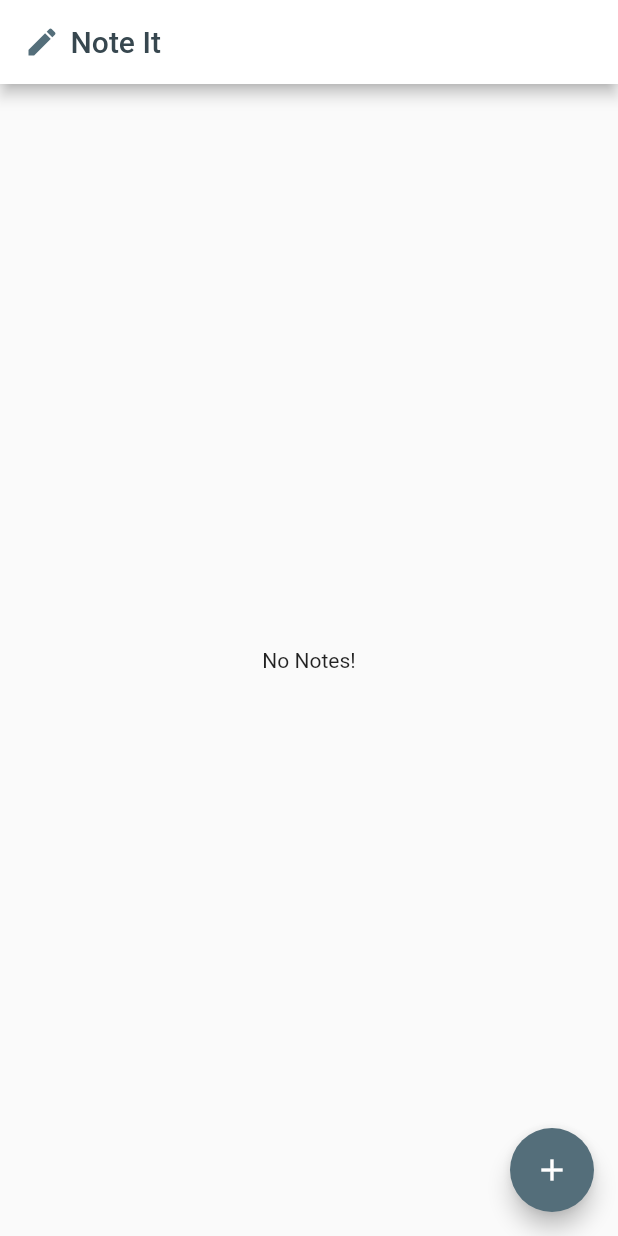
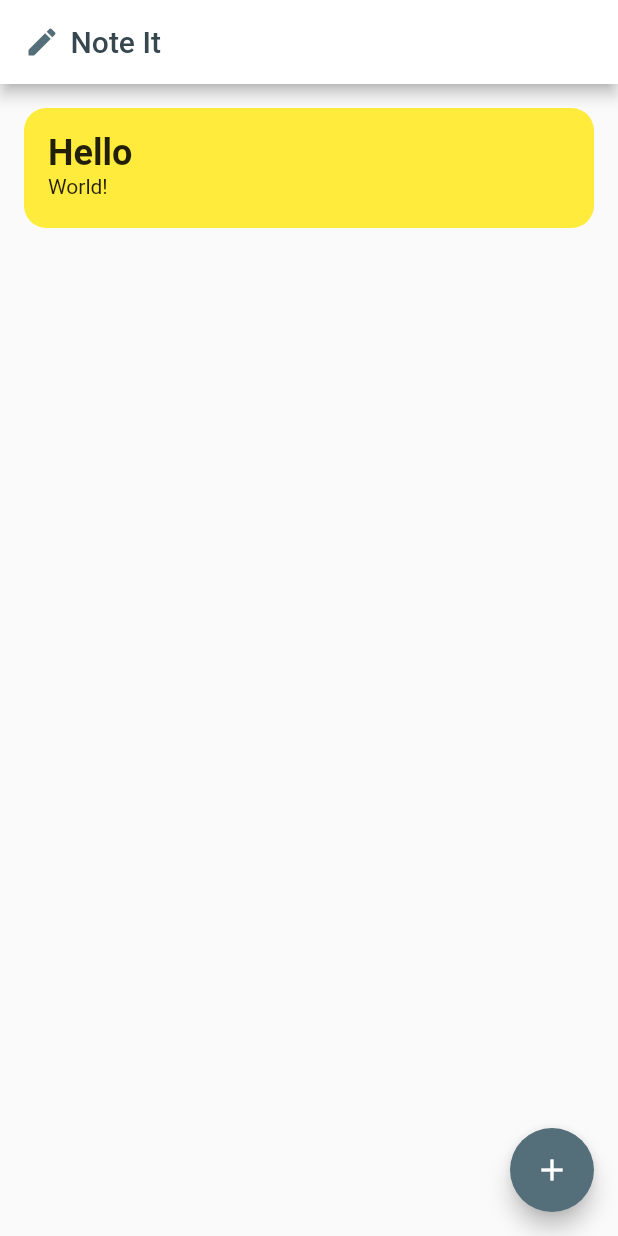
Before and after one commit to evguevarra/NotesApp, a Flutter app: the screen it shows after launch, on a phone screen of 412 x 824 dp. Run offline on Flutter 3.47's test engine with Material 2 defaults, Android fonts, the phone set to English and light mode, and no system bars.

Commit message:
notes populated using provider

```diff
--- a/note_app/lib/main.dart
+++ b/note_app/lib/main.dart
@@ -1,5 +1,7 @@
 import 'package:flutter/material.dart';
+import 'package:note_app/models/notes_provider.dart';
 import 'package:note_app/views/home_page.dart';
+import 'package:provider/provider.dart';
 
 void main() {
   runApp(const MyApp());
@@ -10,13 +12,16 @@ class MyApp extends StatelessWidget {
 
   @override
   Widget build(BuildContext context) {
-    return MaterialApp(
-      title: 'NoteIt',
-      debugShowCheckedModeBanner: false,
-      theme: ThemeData(
-        primarySwatch: Colors.blue,
+    return ChangeNotifierProvider<NotesProvider>(
+      create: (context) => NotesProvider(),
+      child: MaterialApp(
+        title: 'NoteIt',
+        debugShowCheckedModeBanner: false,
+        theme: ThemeData(
+          primarySwatch: Colors.blue,
+        ),
+        home: const HomePage(),
       ),
-      home: const HomePage(),
     );
   }
 }
--- /dev/null
+++ b/note_app/lib/models/note.dart
@@ -0,0 +1,6 @@
+class Note {
+  String title;
+  String description;
+
+  Note({required this.title, required this.description});
+}
--- /dev/null
+++ b/note_app/lib/models/notes_provider.dart
@@ -0,0 +1,20 @@
+import 'package:flutter/material.dart';
+import 'package:note_app/models/note.dart';
+
+class NotesProvider extends ChangeNotifier {
+  final List<Note> _notes = <Note>[];
+
+  List<Note> get getNotes {
+    return _notes;
+  }
+
+  NotesProvider() {
+    addNewNote('Hello', 'World!');
+  }
+
+  void addNewNote(String title, String description) {
+    Note note = Note(title: title, description: description);
+    _notes.add(note);
+    notifyListeners();
+  }
+}
--- a/note_app/lib/views/add_edit_page.dart
+++ b/note_app/lib/views/add_edit_page.dart
@@ -1,5 +1,7 @@
 import 'package:flutter/material.dart';
 import 'package:flutter/widgets.dart';
+import 'package:note_app/models/notes_provider.dart';
+import 'package:provider/provider.dart';
 
 class AddEditPage extends StatefulWidget {
   const AddEditPage({Key? key}) : super(key: key);
@@ -9,6 +11,8 @@ class AddEditPage extends StatefulWidget {
 }
 
 class _AddEditPageState extends State<AddEditPage> {
+  TextEditingController title = TextEditingController();
+  TextEditingController description = TextEditingController();
   @override
   Widget build(BuildContext context) {
     return Scaffold(
@@ -30,7 +34,11 @@ class _AddEditPageState extends State<AddEditPage> {
         ),
         actions: [
           TextButton(
-            onPressed: () {},
+            onPressed: () {
+              Provider.of<NotesProvider>(context, listen: false)
+                  .addNewNote(title.text, description.text);
+              Navigator.of(context).pop();
+            },
             child: const Text(
               'Save',
               style: TextStyle(
@@ -65,6 +73,7 @@ class _AddEditPageState extends State<AddEditPage> {
 
   TextFormField buildTitle() {
     return TextFormField(
+      controller: title,
       maxLines: 1,
       style: const TextStyle(
         fontSize: 24,
@@ -82,6 +91,7 @@ class _AddEditPageState extends State<AddEditPage> {
 
   TextFormField buildDescription() {
     return TextFormField(
+      controller: description,
       maxLines: 10,
       style: const TextStyle(
         fontSize: 18,
--- a/note_app/lib/views/home_page.dart
+++ b/note_app/lib/views/home_page.dart
@@ -1,6 +1,9 @@
 import 'package:flutter/material.dart';
 import 'package:flutter_staggered_grid_view/flutter_staggered_grid_view.dart';
+import 'package:note_app/models/notes_provider.dart';
 import 'package:note_app/views/add_edit_page.dart';
+import 'package:note_app/widgets/notes_card.dart';
+import 'package:provider/provider.dart';
 
 class HomePage extends StatefulWidget {
   const HomePage({Key? key}) : super(key: key);
@@ -30,8 +33,21 @@ class _HomePageState extends State<HomePage> {
           ],
         ),
       ),
-      body: Center(
-        child: Text('No Notes!'),
+      body: Padding(
+        padding: const EdgeInsets.only(top: 8),
+        child: Consumer<NotesProvider>(
+            builder: (context, NotesProvider data, child) {
+          return ListView.builder(
+              itemCount: data.getNotes.length,
+              itemBuilder: (context, index) {
+                return Padding(
+                  padding: const EdgeInsets.only(left: 16, right: 16, top: 8),
+                  child: NotesCard(
+                    note: data.getNotes[index],
+                  ),
+                );
+              });
+        }),
       ),
       floatingActionButton: FloatingActionButton(
         onPressed: () {
--- /dev/null
+++ b/note_app/lib/widgets/notes_card.dart
@@ -0,0 +1,35 @@
+import 'package:flutter/material.dart';
+import 'package:note_app/models/note.dart';
+
+class NotesCard extends StatelessWidget {
+  final Note note;
+
+  const NotesCard({Key? key, required this.note}) : super(key: key);
+
+  @override
+  Widget build(BuildContext context) {
+    return Container(
+      height: 80,
+      decoration: BoxDecoration(
+        borderRadius: BorderRadius.circular(15),
+        color: Colors.yellow,
+      ),
+      child: Padding(
+        padding: const EdgeInsets.all(16.0),
+        child: Column(
+          crossAxisAlignment: CrossAxisAlignment.start,
+          children: [
+            Text(
+              note.title,
+              style: TextStyle(
+                fontSize: 24,
+                fontWeight: FontWeight.bold,
+              ),
+            ),
+            Text(note.description),
+          ],
+        ),
+      ),
+    );
+  }
+}
--- a/note_app/pubspec.yaml
+++ b/note_app/pubspec.yaml
@@ -35,6 +35,7 @@ dependencies:
   # Use with the CupertinoIcons class for iOS style icons.
   cupertino_icons: ^1.0.2
   flutter_staggered_grid_view: ^0.4.0
+  provider: ^6.0.0
 
 dev_dependencies:
   flutter_test:
```
Also changed, not shown: note_app/pubspec.lock.
